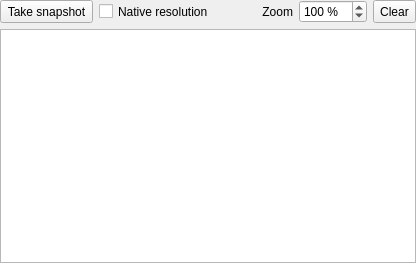
qmc2/qmc2-mame-fe, file embedderopt.ui: the form before one commit.
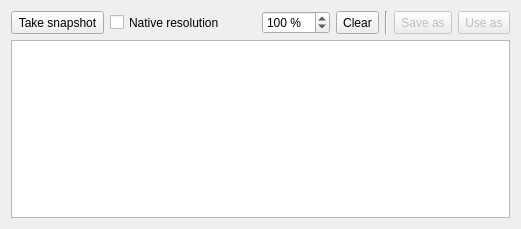
The form after the commit. Icons and pictures are not drawn.

Commit message: imp: embedder: added tool-buttons for "save as" and "use as" offering the same image actions as the snapshot-viewer's context-menu

Patch:
```diff
--- a/embedderopt.ui
+++ b/embedderopt.ui
@@ -6,17 +6,14 @@
    <rect>
     <x>0</x>
     <y>0</y>
-    <width>416</width>
-    <height>263</height>
+    <width>521</width>
+    <height>229</height>
    </rect>
   </property>
   <property name="windowTitle">
    <string>Embedder options</string>
   </property>
   <layout class="QGridLayout" name="gridLayout">
-   <property name="margin">
-    <number>0</number>
-   </property>
    <item row="0" column="0">
     <widget class="QToolButton" name="toolButtonTakeSnapshot">
      <property name="sizePolicy">
@@ -49,6 +46,37 @@
      </property>
     </widget>
    </item>
+   <item row="1" column="0" colspan="8">
+    <widget class="QListWidget" name="listWidgetSnapshots">
+     <property name="mouseTracking">
+      <bool>true</bool>
+     </property>
+     <property name="verticalScrollMode">
+      <enum>QAbstractItemView::ScrollPerPixel</enum>
+     </property>
+     <property name="horizontalScrollMode">
+      <enum>QAbstractItemView::ScrollPerPixel</enum>
+     </property>
+     <property name="movement">
+      <enum>QListView::Static</enum>
+     </property>
+     <property name="flow">
+      <enum>QListView::LeftToRight</enum>
+     </property>
+     <property name="isWrapping" stdset="0">
+      <bool>true</bool>
+     </property>
+     <property name="resizeMode">
+      <enum>QListView::Adjust</enum>
+     </property>
+     <property name="viewMode">
+      <enum>QListView::IconMode</enum>
+     </property>
+     <property name="uniformItemSizes">
+      <bool>true</bool>
+     </property>
+    </widget>
+   </item>
    <item row="0" column="1">
     <widget class="QCheckBox" name="checkBoxNativeSnapshotResolution">
      <property name="sizePolicy">
@@ -65,36 +93,7 @@
      </property>
     </widget>
    </item>
-   <item row="0" column="2">
-    <spacer name="horizontalSpacer">
-     <property name="orientation">
-      <enum>Qt::Horizontal</enum>
-     </property>
-     <property name="sizeHint" stdset="0">
-      <size>
-       <width>21</width>
-       <height>22</height>
-      </size>
-     </property>
-    </spacer>
-   </item>
    <item row="0" column="3">
-    <widget class="QLabel" name="label">
-     <property name="sizePolicy">
-      <sizepolicy hsizetype="Preferred" vsizetype="Minimum">
-       <horstretch>0</horstretch>
-       <verstretch>0</verstretch>
-      </sizepolicy>
-     </property>
-     <property name="text">
-      <string>Zoom</string>
-     </property>
-     <property name="alignment">
-      <set>Qt::AlignRight|Qt::AlignTrailing|Qt::AlignVCenter</set>
-     </property>
-    </widget>
-   </item>
-   <item row="0" column="4">
     <widget class="QSpinBox" name="spinBoxZoom">
      <property name="sizePolicy">
       <sizepolicy hsizetype="Fixed" vsizetype="Minimum">
@@ -125,7 +124,46 @@
      </property>
     </widget>
    </item>
-   <item row="0" column="5">
+   <item row="0" column="2">
+    <spacer name="horizontalSpacer">
+     <property name="orientation">
+      <enum>Qt::Horizontal</enum>
+     </property>
+     <property name="sizeHint" stdset="0">
+      <size>
+       <width>0</width>
+       <height>20</height>
+      </size>
+     </property>
+    </spacer>
+   </item>
+   <item row="0" column="6">
+    <widget class="QToolButton" name="toolButtonSaveAs">
+     <property name="enabled">
+      <bool>false</bool>
+     </property>
+     <property name="sizePolicy">
+      <sizepolicy hsizetype="Fixed" vsizetype="Minimum">
+       <horstretch>0</horstretch>
+       <verstretch>0</verstretch>
+      </sizepolicy>
+     </property>
+     <property name="toolTip">
+      <string>Save selected image</string>
+     </property>
+     <property name="text">
+      <string>Save as</string>
+     </property>
+     <property name="icon">
+      <iconset resource="qmc2.qrc">
+       <normaloff>:/data/img/filesaveas.png</normaloff>:/data/img/filesaveas.png</iconset>
+     </property>
+     <property name="toolButtonStyle">
+      <enum>Qt::ToolButtonTextBesideIcon</enum>
+     </property>
+    </widget>
+   </item>
+   <item row="0" column="4">
     <widget class="QToolButton" name="toolButtonClearSnapshots">
      <property name="sizePolicy">
       <sizepolicy hsizetype="Fixed" vsizetype="Minimum">
@@ -148,34 +186,39 @@
      </property>
     </widget>
    </item>
-   <item row="1" column="0" colspan="6">
-    <widget class="QListWidget" name="listWidgetSnapshots">
-     <property name="mouseTracking">
-      <bool>true</bool>
+   <item row="0" column="7">
+    <widget class="QToolButton" name="toolButtonUseAs">
+     <property name="enabled">
+      <bool>false</bool>
      </property>
-     <property name="verticalScrollMode">
-      <enum>QAbstractItemView::ScrollPerPixel</enum>
+     <property name="sizePolicy">
+      <sizepolicy hsizetype="Fixed" vsizetype="Minimum">
+       <horstretch>0</horstretch>
+       <verstretch>0</verstretch>
+      </sizepolicy>
      </property>
-     <property name="horizontalScrollMode">
-      <enum>QAbstractItemView::ScrollPerPixel</enum>
+     <property name="toolTip">
+      <string>Choose the image-type for which the selected image should be used directly</string>
      </property>
-     <property name="movement">
-      <enum>QListView::Static</enum>
+     <property name="text">
+      <string>Use as</string>
      </property>
-     <property name="flow">
-      <enum>QListView::LeftToRight</enum>
+     <property name="icon">
+      <iconset resource="qmc2.qrc">
+       <normaloff>:/data/img/filesaveas_and_apply.png</normaloff>:/data/img/filesaveas_and_apply.png</iconset>
      </property>
-     <property name="isWrapping" stdset="0">
-      <bool>true</bool>
+     <property name="popupMode">
+      <enum>QToolButton::InstantPopup</enum>
      </property>
-     <property name="resizeMode">
-      <enum>QListView::Adjust</enum>
+     <property name="toolButtonStyle">
+      <enum>Qt::ToolButtonTextBesideIcon</enum>
      </property>
-     <property name="viewMode">
-      <enum>QListView::IconMode</enum>
-     </property>
-     <property name="uniformItemSizes">
-      <bool>true</bool>
+    </widget>
+   </item>
+   <item row="0" column="5">
+    <widget class="Line" name="line">
+     <property name="orientation">
+      <enum>Qt::Vertical</enum>
      </property>
     </widget>
    </item>
```
Left out of the diff: 2 changed lines with no effect on the pictures. The commit also changes 14 other files.
